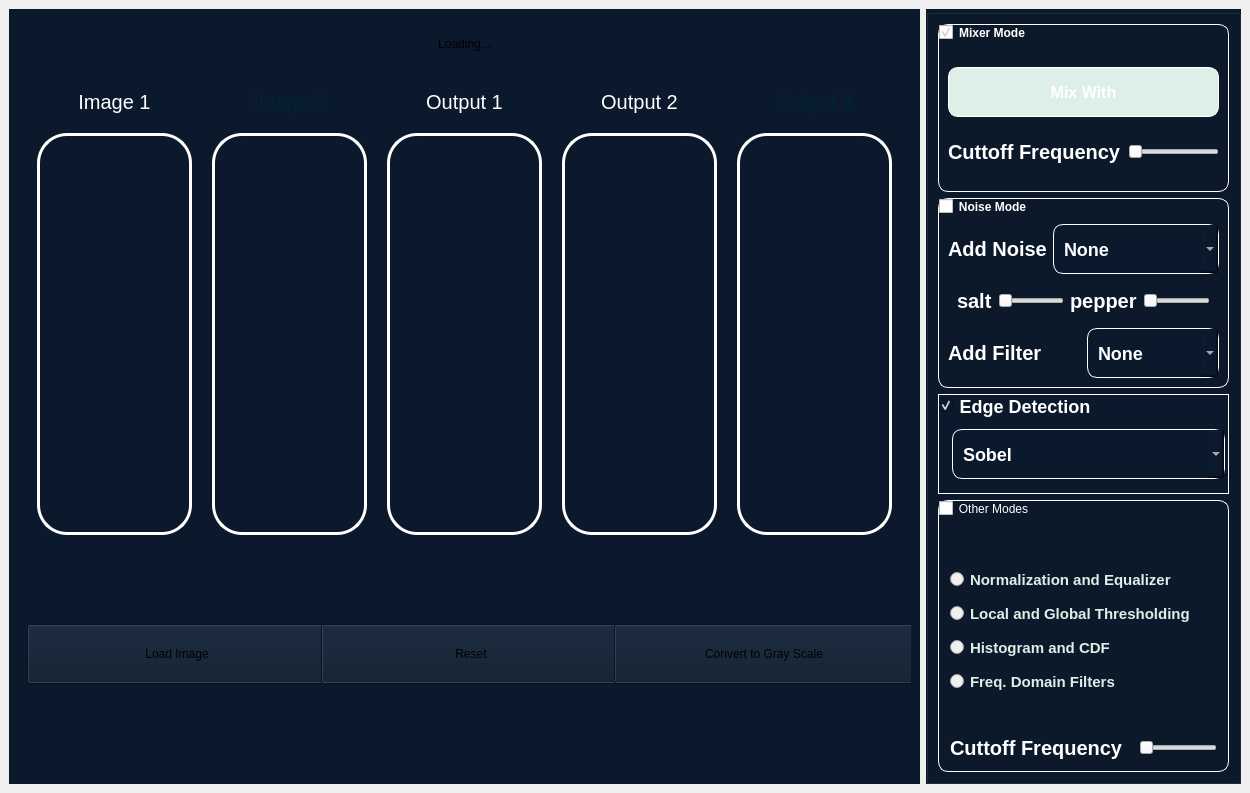
Old version of the form design.ui in the repository salahmohamed03/Image-filter.
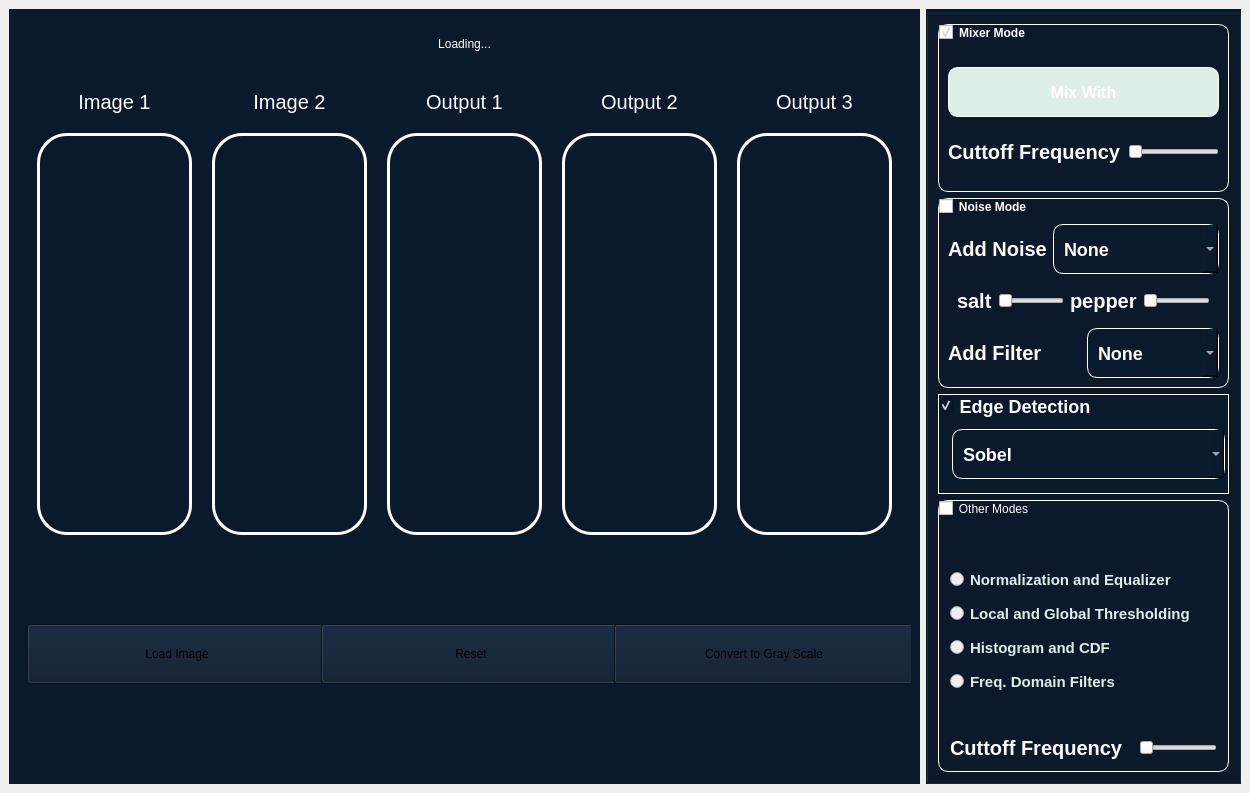
New version of the form.

```diff
--- a/design.ui
+++ b/design.ui
@@ -82,7 +82,8 @@
           <item>
            <widget class="QLabel" name="LoadingLabel">
             <property name="styleSheet">
-             <string notr="true">font: 16pt &quot;MS Shell Dlg 2&quot;;</string>
+             <string notr="true">font: 16pt &quot;MS Shell Dlg 2&quot;;
+color:white;</string>
             </property>
             <property name="text">
              <string>Loading...</string>
@@ -178,7 +179,7 @@
                 </size>
                </property>
                <property name="styleSheet">
-                <string notr="true">color:#002333;
+                <string notr="true">color:white;
 font-size:20px;
 </string>
                </property>
@@ -325,7 +326,7 @@
                 </size>
                </property>
                <property name="styleSheet">
-                <string notr="true">color:#002333;
+                <string notr="true">color:white;
 font-size:20px;
 </string>
                </property>
@@ -1023,10 +1024,12 @@
               </item>
               <item>
                <widget class="QSlider" name="cutoffFrequencySlider">
+                <property name="minimumSize">
                <size>
                     <width>0</width>
-                    <height>50</height>
-                </size>
+                  <height>20</height>
+                 </size>
+                </property>
                 <property name="styleSheet">
                 <string notr="true">
                     border:none;
```
Lines whose indentation alone changed are shown as unchanged.
